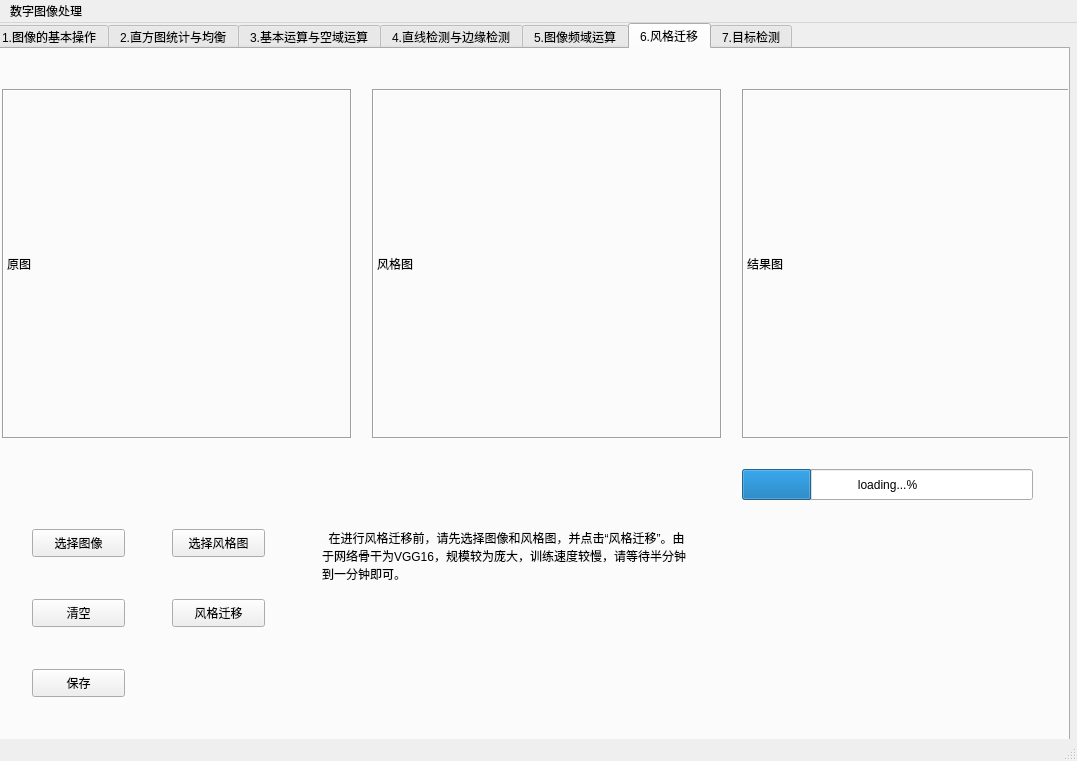
Above: ui.ui from Fanchuana/digital-processing-project before the change. Below: the same form after it.
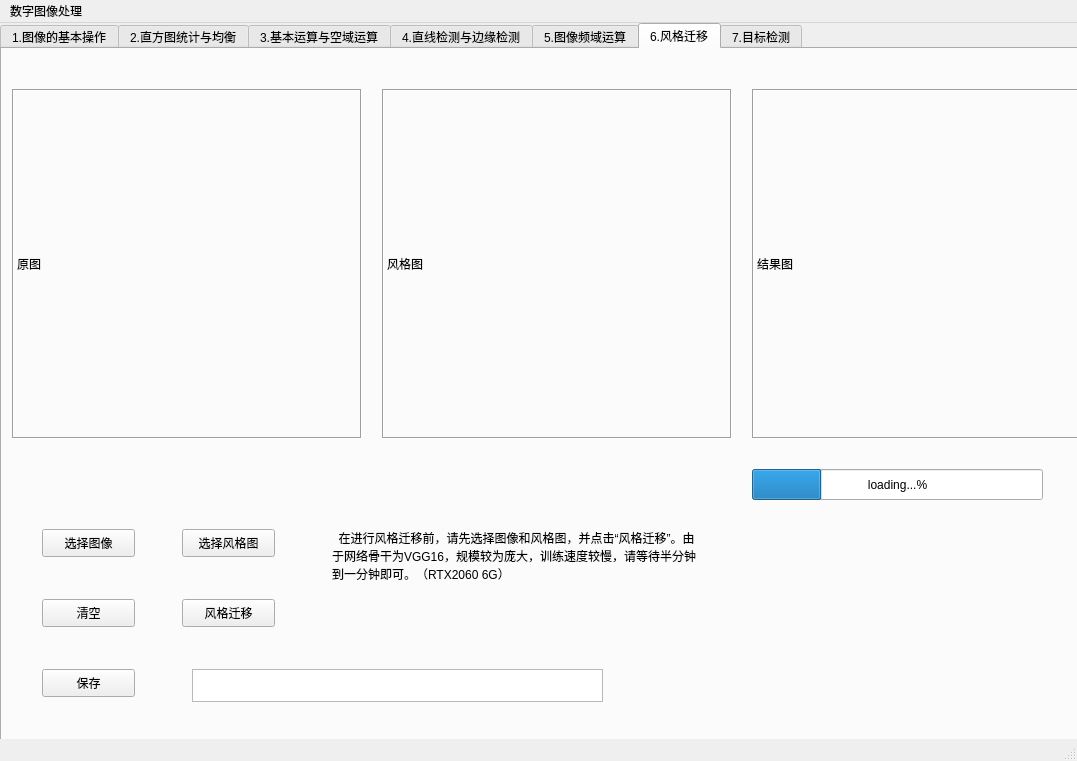
That is the form after the change. The open tabs and pages were chosen to show the change.

Patch:
```diff
--- a/ui.ui
+++ b/ui.ui
@@ -26,7 +26,7 @@
     </property>
     <property name="geometry">
      <rect>
-      <x>-10</x>
+      <x>0</x>
       <y>0</y>
       <width>1080</width>
       <height>718</height>
@@ -2283,7 +2283,7 @@
        </rect>
       </property>
       <property name="text">
-       <string>  在进行风格迁移前，请先选择图像和风格图，并点击“风格迁移”。由于网络骨干为VGG16，规模较为庞大，训练速度较慢，请等待半分钟到一分钟即可。</string>
+       <string>  在进行风格迁移前，请先选择图像和风格图，并点击“风格迁移”。由于网络骨干为VGG16，规模较为庞大，训练速度较慢，请等待半分钟到一分钟即可。（RTX2060 6G）</string>
       </property>
       <property name="alignment">
        <set>Qt::AlignLeading|Qt::AlignLeft|Qt::AlignTop</set>
@@ -2292,6 +2292,19 @@
        <bool>true</bool>
       </property>
      </widget>
+     <widget class="QTextBrowser" name="textBrowser_8">
+      <property name="geometry">
+       <rect>
+        <x>190</x>
+        <y>620</y>
+        <width>411</width>
+        <height>33</height>
+       </rect>
+      </property>
+      <property name="acceptDrops">
+       <bool>false</bool>
+      </property>
+     </widget>
     </widget>
     <widget class="QWidget" name="tab_7">
      <property name="enabled">
```
Left out of the diff: 2 changed lines with no effect on the pictures.
